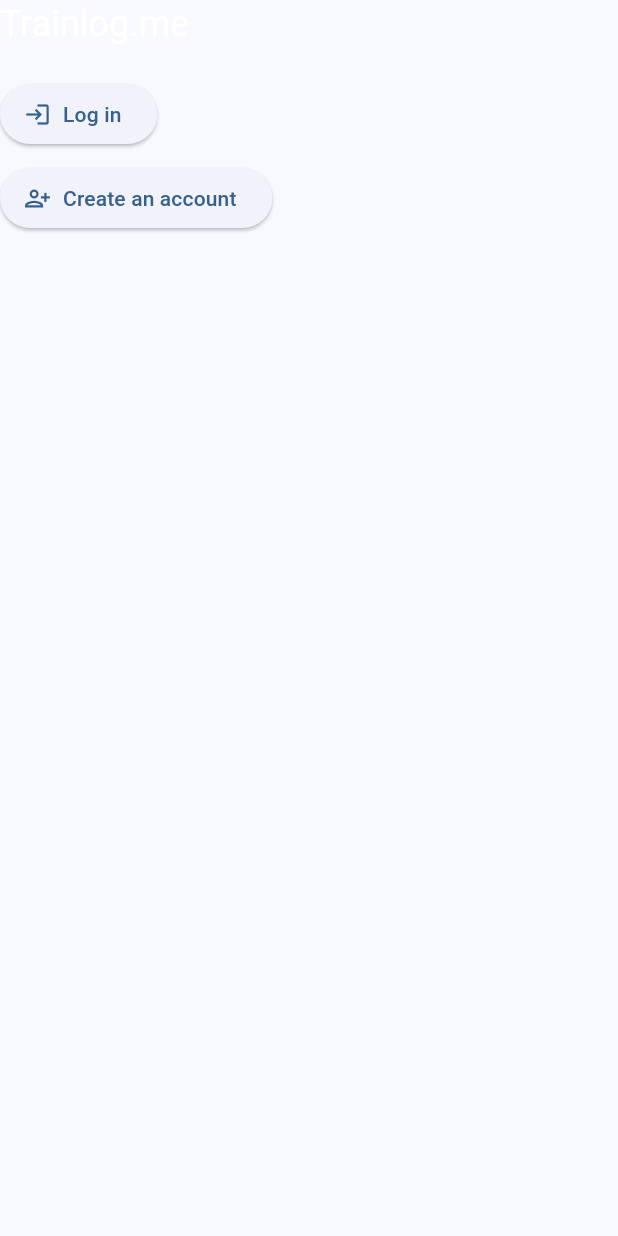
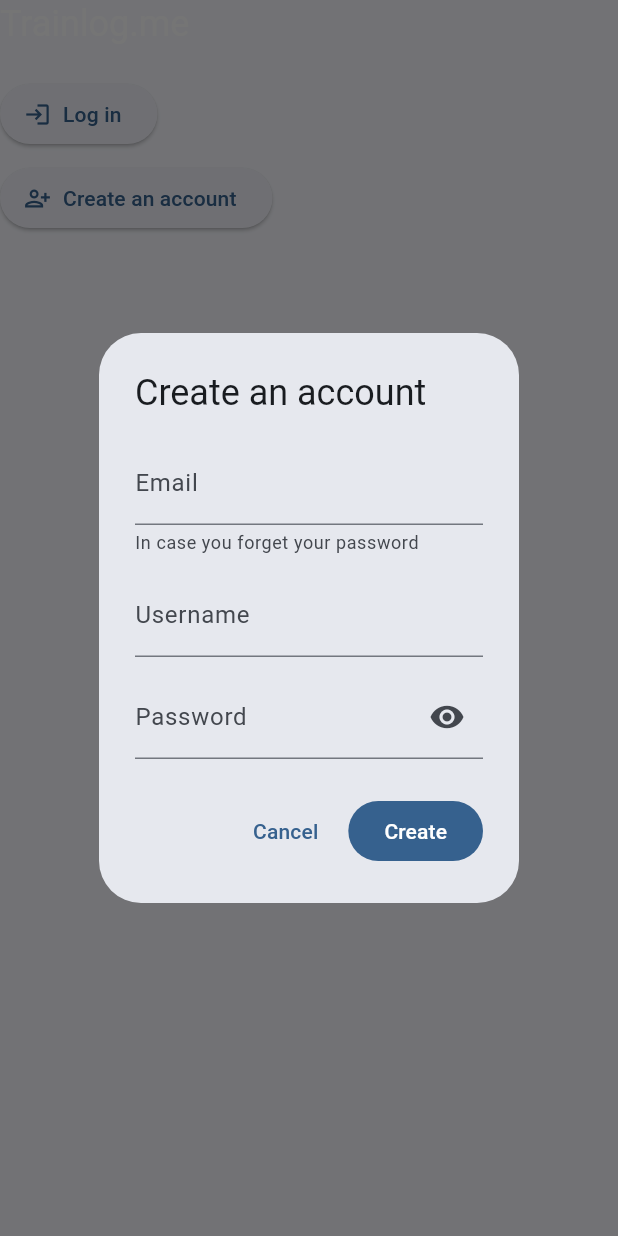
Before and after one commit to simeoncapy/trainlog-app, a Flutter app: the MenuHeader widget shown alone on an empty page, opened directly, after a tap on "Create an account", on a phone screen of 412 x 824 dp. Run offline on Flutter 3.47's test engine with Material 3 defaults, Android fonts, the phone set to English and light mode, and no system bars; our stand-ins replace country_picker, csv, diacritic, dropdown_search, fl_chart, flutter_map and 7 more; missing offline and left inert: dart:ffi, geodesy, google_polyline_algorithm; accounts and stored records are empty; statements that could not run were skipped.

Commit message:
dialog auth

```diff
--- a/lib/l10n/app_en.arb
+++ b/lib/l10n/app_en.arb
@@ -5,7 +5,20 @@
   "mainMenuButtonTooltip": "Open menu",
   "filterButton": "Filter",
   "loginButton": "Log in",
+  "logoutButton": "Log out",
   "createAccountButton": "Create an account",
+  "emailLabel": "Email",
+  "emailHint": "you@example.com",
+  "emailHelper": "In case you forget your password",
+  "emailRequiredLabel": "Email is required",
+  "emailValidLabel": "Enter a valid email",
+  "usernameLabel": "Username",
+  "usernameRequiredLabel": "Username is required",
+  "passwordLabel": "Password",
+  "passwordShowLabel": "Show password",
+  "passwordHideLabel": "Hide password",
+  "passwordRequiredLabel": "Password is required",
+  "createAccountButtonShort": "Create",
 
   "settingsAppCategory": "App Settings",
   "settingsMapCategory": "Map Settings",
--- a/lib/l10n/app_localizations.dart
+++ b/lib/l10n/app_localizations.dart
@@ -130,11 +130,89 @@ abstract class AppLocalizations {
   /// **'Log in'**
   String get loginButton;
 
+  /// No description provided for @logoutButton.
+  ///
+  /// In en, this message translates to:
+  /// **'Log out'**
+  String get logoutButton;
+
   /// No description provided for @createAccountButton.
   ///
   /// In en, this message translates to:
   /// **'Create an account'**
   String get createAccountButton;
+
+  /// No description provided for @emailLabel.
+  ///
+  /// In en, this message translates to:
+  /// **'Email'**
+  String get emailLabel;
+
+  /// No description provided for @emailHint.
+  ///
+  /// In en, this message translates to:
+  /// **'you@example.com'**
+  String get emailHint;
+
+  /// No description provided for @emailHelper.
+  ///
+  /// In en, this message translates to:
+  /// **'In case you forget your password'**
+  String get emailHelper;
+
+  /// No description provided for @emailRequiredLabel.
+  ///
+  /// In en, this message translates to:
+  /// **'Email is required'**
+  String get emailRequiredLabel;
+
+  /// No description provided for @emailValidLabel.
+  ///
+  /// In en, this message translates to:
+  /// **'Enter a valid email'**
+  String get emailValidLabel;
+
+  /// No description provided for @usernameLabel.
+  ///
+  /// In en, this message translates to:
+  /// **'Username'**
+  String get usernameLabel;
+
+  /// No description provided for @usernameRequiredLabel.
+  ///
+  /// In en, this message translates to:
+  /// **'Username is required'**
+  String get usernameRequiredLabel;
+
+  /// No description provided for @passwordLabel.
+  ///
+  /// In en, this message translates to:
+  /// **'Password'**
+  String get passwordLabel;
+
+  /// No description provided for @passwordShowLabel.
+  ///
+  /// In en, this message translates to:
+  /// **'Show password'**
+  String get passwordShowLabel;
+
+  /// No description provided for @passwordHideLabel.
+  ///
+  /// In en, this message translates to:
+  /// **'Hide password'**
+  String get passwordHideLabel;
+
+  /// No description provided for @passwordRequiredLabel.
+  ///
+  /// In en, this message translates to:
+  /// **'Password is required'**
+  String get passwordRequiredLabel;
+
+  /// No description provided for @createAccountButtonShort.
+  ///
+  /// In en, this message translates to:
+  /// **'Create'**
+  String get createAccountButtonShort;
 
   /// No description provided for @settingsAppCategory.
   ///
--- a/lib/l10n/app_localizations_en.dart
+++ b/lib/l10n/app_localizations_en.dart
@@ -24,7 +24,46 @@ class AppLocalizationsEn extends AppLocalizations {
   String get loginButton => 'Log in';
 
   @override
+  String get logoutButton => 'Log out';
+
+  @override
   String get createAccountButton => 'Create an account';
+
+  @override
+  String get emailLabel => 'Email';
+
+  @override
+  String get emailHint => 'you@example.com';
+
+  @override
+  String get emailHelper => 'In case you forget your password';
+
+  @override
+  String get emailRequiredLabel => 'Email is required';
+
+  @override
+  String get emailValidLabel => 'Enter a valid email';
+
+  @override
+  String get usernameLabel => 'Username';
+
+  @override
+  String get usernameRequiredLabel => 'Username is required';
+
+  @override
+  String get passwordLabel => 'Password';
+
+  @override
+  String get passwordShowLabel => 'Show password';
+
+  @override
+  String get passwordHideLabel => 'Hide password';
+
+  @override
+  String get passwordRequiredLabel => 'Password is required';
+
+  @override
+  String get createAccountButtonShort => 'Create';
 
   @override
   String get settingsAppCategory => 'App Settings';
--- /dev/null
+++ b/lib/widgets/auth_dialog.dart
@@ -0,0 +1,158 @@
+import 'package:flutter/material.dart';
+import 'package:trainlog_app/l10n/app_localizations.dart';
+
+enum AuthDialogType { login, createAccount }
+
+class AuthResult {
+  final AuthDialogType type;
+  final String? email; // only set for create account
+  final String username;
+  final String password;
+
+  AuthResult({
+    required this.type,
+    required this.username,
+    required this.password,
+    this.email,
+  });
+}
+
+class AuthDialog extends StatefulWidget {
+  final AuthDialogType type;
+
+  const AuthDialog({
+    super.key,
+    required this.type,
+  });
+
+  /// Helper to show the dialog and get the result
+  static Future<AuthResult?> show(
+    BuildContext context, {
+    required AuthDialogType type,
+  }) {
+    return showDialog<AuthResult>(
+      context: context,
+      builder: (_) => AuthDialog(type: type),
+    );
+  }
+
+  @override
+  State<AuthDialog> createState() => _AuthDialogState();
+}
+
+class _AuthDialogState extends State<AuthDialog> {
+  final _formKey = GlobalKey<FormState>();
+  final _emailCtrl = TextEditingController();
+  final _usernameCtrl = TextEditingController();
+  final _passwordCtrl = TextEditingController();
+  final _passwordFocus = FocusNode();
+  bool _obscure = true;
+
+  @override
+  void dispose() {
+    _emailCtrl.dispose();
+    _usernameCtrl.dispose();
+    _passwordCtrl.dispose();
+    _passwordFocus.dispose();
+    super.dispose();
+  }
+
+  void _submit() {
+    if (!_formKey.currentState!.validate()) return;
+
+    Navigator.of(context).pop(
+      AuthResult(
+        type: widget.type,
+        email: widget.type == AuthDialogType.createAccount
+            ? _emailCtrl.text.trim()
+            : null,
+        username: _usernameCtrl.text.trim(),
+        password: _passwordCtrl.text,
+      ),
+    );
+  }
+
+  @override
+  Widget build(BuildContext context) {
+    final isCreate = widget.type == AuthDialogType.createAccount;
+    final loc = AppLocalizations.of(context)!;
+    final title = isCreate ? loc.createAccountButton : loc.loginButton;
+
+    return AlertDialog(
+      title: Text(title),
+      content: SingleChildScrollView(
+        child: Form(
+          key: _formKey,
+          child: Column(
+            mainAxisSize: MainAxisSize.min,
+            children: [
+              if (isCreate) ...[
+                TextFormField(
+                  controller: _emailCtrl,
+                  keyboardType: TextInputType.emailAddress,
+                  textInputAction: TextInputAction.next,
+                  decoration: InputDecoration(
+                    labelText: loc.emailLabel,
+                    hintText: loc.emailHint,
+                    helperText: loc.emailHelper
+                  ),
+                  validator: (v) {
+                    final value = (v ?? '').trim();
+                    if (value.isEmpty) return loc.emailRequiredLabel;
+                    // Simple email check
+                    final ok = RegExp(r'^[^@]+@[^@]+\.[^@]+$').hasMatch(value);
+                    if (!ok) return loc.emailValidLabel;
+                    return null;
+                  },
+                ),
+                const SizedBox(height: 12),
+              ],
+              TextFormField(
+                controller: _usernameCtrl,
+                textInputAction: TextInputAction.next,
+                decoration: InputDecoration(
+                  labelText: loc.usernameLabel,
+                ),
+                validator: (v) {
+                  if ((v ?? '').trim().isEmpty) return loc.usernameRequiredLabel;
+                  return null;
+                },
+                onFieldSubmitted: (_) => _passwordFocus.requestFocus(),
+              ),
+              const SizedBox(height: 12),
+              TextFormField(
+                controller: _passwordCtrl,
+                focusNode: _passwordFocus,
+                decoration: InputDecoration(
+                  labelText: loc.passwordLabel,
+                  suffixIcon: IconButton(
+                    tooltip: _obscure ? loc.passwordShowLabel : loc.passwordHideLabel,
+                    icon: Icon(_obscure ? Icons.visibility : Icons.visibility_off),
+                    onPressed: () => setState(() => _obscure = !_obscure),
+                  ),
+                ),
+                obscureText: _obscure,
+                textInputAction: TextInputAction.done,
+                onFieldSubmitted: (_) => _submit(),
+                validator: (v) {
+                  if ((v ?? '').isEmpty) return loc.passwordRequiredLabel;
+                  return null;
+                },
+              ),
+            ],
+          ),
+        ),
+      ),
+      actions: [
+        TextButton(
+          onPressed: () => Navigator.of(context).pop(null),
+          child: Text(MaterialLocalizations.of(context).cancelButtonLabel),
+        ),
+        FilledButton(
+          onPressed: _submit,
+          child: Text(isCreate ? loc.createAccountButtonShort : loc.loginButton),
+        ),
+      ],
+    );
+  }
+}
--- a/lib/widgets/menu_header.dart
+++ b/lib/widgets/menu_header.dart
@@ -1,5 +1,6 @@
 import 'package:flutter/material.dart';
 import 'package:trainlog_app/l10n/app_localizations.dart';
+import 'package:trainlog_app/widgets/auth_dialog.dart';
 
 class MenuHeader extends StatelessWidget {
   const MenuHeader({
@@ -22,17 +23,41 @@ class MenuHeader extends StatelessWidget {
           const SizedBox(height: 20),
           if (!isConnected) ...[
             ElevatedButton.icon(
-              onPressed: () {},
+              onPressed: () async {
+                final result = await AuthDialog.show(
+                  context,
+                  type: AuthDialogType.login,
+                );
+                if (result != null) {
+                  // TODO: handle login with result.username & result.password
+                }
+              },
               label: Text(appLocalization.loginButton),
               icon: Icon(Icons.login),
             ),
             const SizedBox(height: 8),
             ElevatedButton.icon(
-              onPressed: () {},
+              onPressed: () async {
+                final result = await AuthDialog.show(
+                  context,
+                  type: AuthDialogType.createAccount,
+                );
+                if (result != null) {
+                  // TODO: handle account creation with result.email, result.username, result.password
+                }
+              },
               label: Text(appLocalization.createAccountButton),
               icon: Icon(Icons.person_add_alt),
             ),
-          ],
+          ]
+          else
+          ElevatedButton.icon(
+            onPressed: () {
+                // TODO: logout
+            },
+            label: Text(appLocalization.logoutButton),
+            icon: Icon(Icons.logout),
+          ),
         ],
       ),
     );
```
Also changed, not shown: lib/l10n/app_fr.arb (+13 -0 lines), lib/l10n/app_ja.arb (+13 -0 lines), lib/l10n/app_localizations_fr.dart (+39 -0 lines), lib/l10n/app_localizations_ja.dart (+39 -0 lines).
